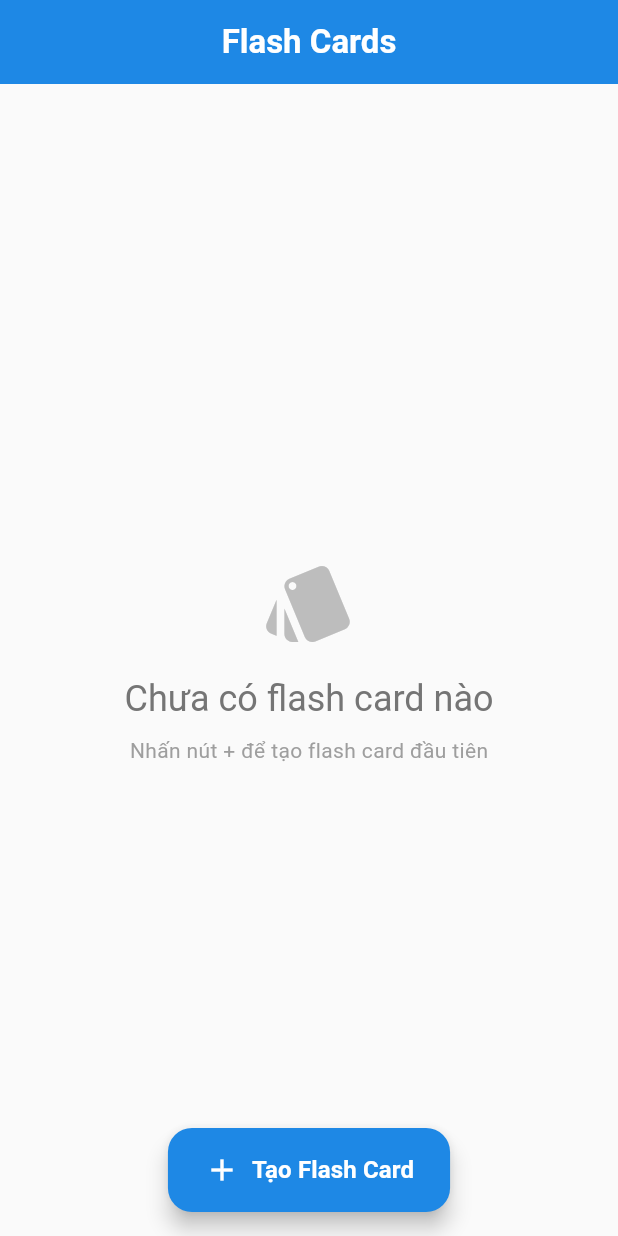
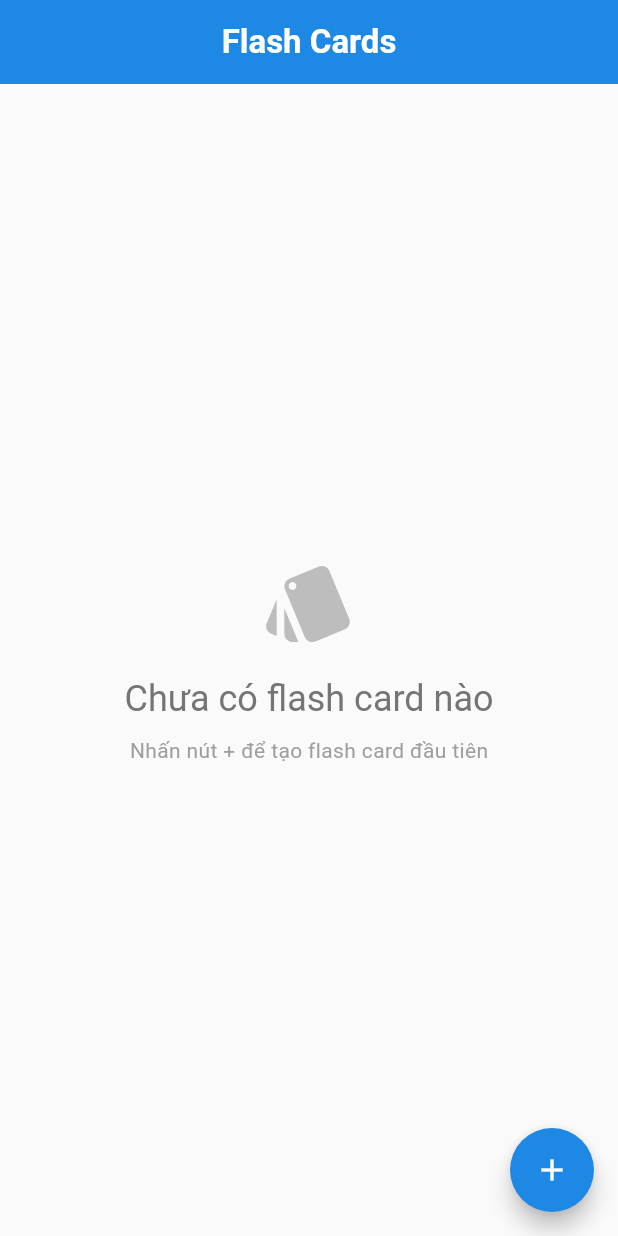
Before and after one commit to ngocbaomobile/flashcard, a Flutter app: the screen it shows after launch, on a phone screen of 412 x 824 dp. Run offline on Flutter 3.47's test engine with Material 3 defaults, Android fonts, the phone set to English and light mode, and no system bars; our stand-ins replace equatable, flutter_bloc, get_it, sqflite; missing offline and left inert: flutter_signature_pad; accounts and stored records are empty.

Commit message:
feat(UI): update UI

```diff
--- a/lib/main.dart
+++ b/lib/main.dart
@@ -18,6 +18,7 @@ class MyApp extends StatelessWidget {
   Widget build(BuildContext context) {
     return MaterialApp(
       title: 'Flash Card App',
+      debugShowCheckedModeBanner: false,
       theme: ThemeData(
         colorScheme: ColorScheme.fromSeed(seedColor: Colors.blue),
         useMaterial3: true,
--- a/lib/presentation/pages/home_page.dart
+++ b/lib/presentation/pages/home_page.dart
@@ -28,25 +28,15 @@ class HomePage extends StatelessWidget {
         color: Colors.grey.shade50,
         child: const FlashCardGrid(),
       ),
-      floatingActionButton: FloatingActionButton.extended(
+      floatingActionButton: FloatingActionButton(
         onPressed: () async {
           await _navigateToAddFlashCard(context);
           context.read<FlashCardBloc>().add(LoadFlashCards());
         },
         backgroundColor: Colors.blue.shade600,
-        icon: const Icon(Icons.add, color: Colors.white, size: 24),
-        label: const Text(
-          'Tạo Flash Card',
-          style: TextStyle(
-            color: Colors.white,
-            fontSize: 16,
-            fontWeight: FontWeight.bold,
-          ),
-        ),
-        extendedPadding:
-            const EdgeInsets.symmetric(horizontal: 24, vertical: 16),
+        shape: CircleBorder(),
+        child: const Icon(Icons.add, color: Colors.white, size: 24),
       ),
-      floatingActionButtonLocation: FloatingActionButtonLocation.centerFloat,
     );
   }
 
--- a/lib/presentation/widgets/flash_card_grid.dart
+++ b/lib/presentation/widgets/flash_card_grid.dart
@@ -84,6 +84,7 @@ class FlashCardGrid extends StatelessWidget {
 
           return Container(
             color: Colors.grey.shade50,
+            padding: const EdgeInsets.all(50),
             child: GridView.builder(
               padding: EdgeInsets.zero,
               gridDelegate: const SliverGridDelegateWithFixedCrossAxisCount(
```
